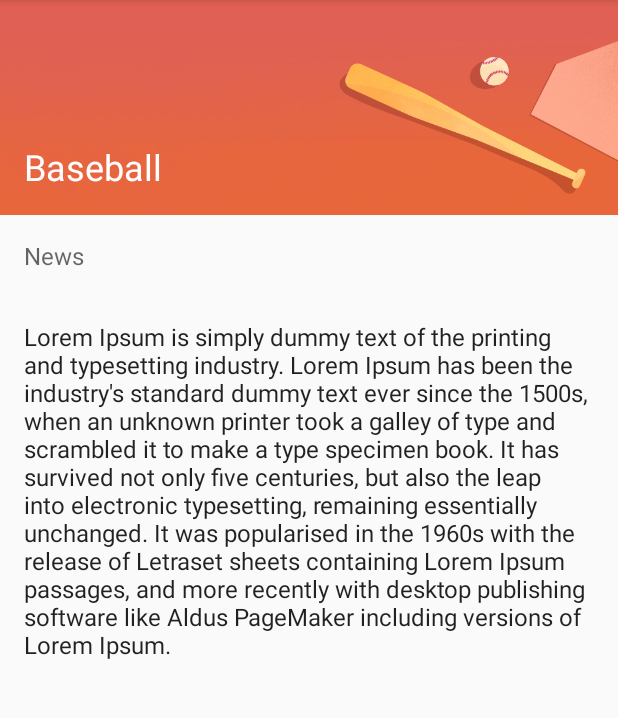
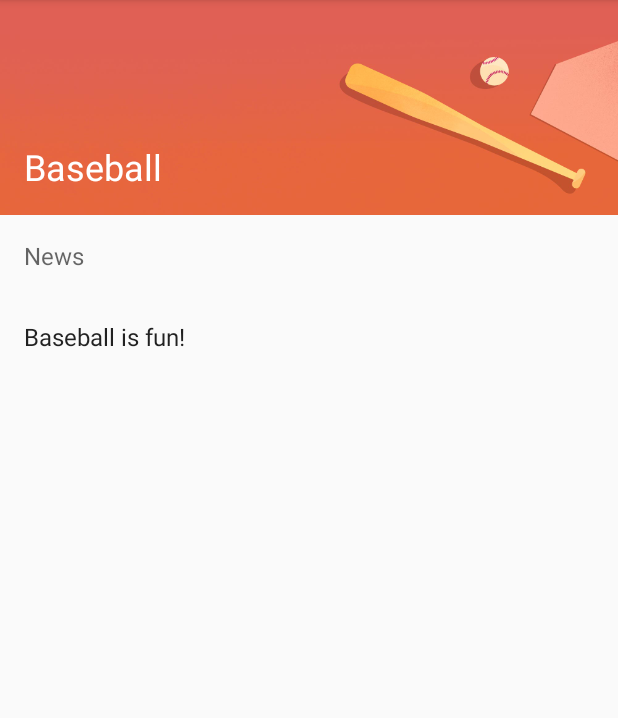
Before and after one commit to Hizon9/MaterialMe, an Android app: the screen it shows after launch (DetailActivity), after a tap on "Baseball", on a phone screen of 412 x 824 dp, the part 84-802 px from its top. Run offline under Robolectric (Android 15) with nearby library versions, the phone set to English and light mode, and no system bars; pictures from the network do not load.

Commit message:
initial commit

```diff
--- a/app/src/main/java/com/example/materialme/DetailActivity.java
+++ b/app/src/main/java/com/example/materialme/DetailActivity.java
@@ -15,10 +15,11 @@ public class DetailActivity extends AppCompatActivity {
         setContentView(R.layout.activity_detail);
 
         TextView sportsTitle = findViewById(R.id.titleDetail);
+        TextView sportsDetail = findViewById(R.id.subTitleDetail);
         ImageView sportsImage = findViewById(R.id.sportsImageDetail);
 
         sportsTitle.setText(getIntent().getStringExtra("title"));
-
+        sportsDetail.setText(getIntent().getStringExtra("detail"));
         Glide.with(this).load(getIntent().getIntExtra("image_resource",0))
                 .into(sportsImage);
     }
--- a/app/src/main/java/com/example/materialme/MainActivity.java
+++ b/app/src/main/java/com/example/materialme/MainActivity.java
@@ -91,6 +91,8 @@ public class MainActivity extends AppCompatActivity {
                 .getStringArray(R.array.sports_titles);
         String[] sportsInfo = getResources()
                 .getStringArray(R.array.sports_info);
+        String[] sportsDetail = getResources()
+                .getStringArray(R.array.sports_details);
         TypedArray sportImageResources = getResources().obtainTypedArray(R.array.sports_images);
 
         // Clear the existing data (to avoid duplication).
@@ -99,7 +101,7 @@ public class MainActivity extends AppCompatActivity {
         // Create the ArrayList of Sports objects with titles and
         // information about each sport.
         for(int i=0;i<sportsList.length;i++){
-            mSportsData.add(new com.example.materialme.Sport(sportsList[i],sportsInfo[i],sportImageResources.getResourceId(i,0)));
+            mSportsData.add(new com.example.materialme.Sport(sportsList[i],sportsInfo[i],sportsDetail[i], sportImageResources.getResourceId(i,0)));
         }
 
         // Notify the adapter of the change.
--- a/app/src/main/java/com/example/materialme/Sport.java
+++ b/app/src/main/java/com/example/materialme/Sport.java
@@ -24,6 +24,7 @@ class Sport {
     // Member variables representing the title and information about the sport.
     private String title;
     private String info;
+    private String detail;
     private final int imageResource;
 
     /**
@@ -32,9 +33,10 @@ class Sport {
      * @param title The name if the sport.
      * @param info Information about the sport.
      */
-    Sport(String title, String info, int imageResource) {
+    Sport(String title, String info, String detail, int imageResource) {
         this.title = title;
         this.info = info;
+        this.detail = detail;
         this.imageResource = imageResource;
     }
 
@@ -59,4 +61,7 @@ class Sport {
     public int getImageResource(){
         return imageResource;
     }
+    String getDetail(){
+        return detail;
+    }
 }
--- a/app/src/main/java/com/example/materialme/SportsAdapter.java
+++ b/app/src/main/java/com/example/materialme/SportsAdapter.java
@@ -39,7 +39,6 @@ class SportsAdapter extends RecyclerView.Adapter<SportsAdapter.ViewHolder>  {
     // Member variables.
     private ArrayList<Sport> mSportsData;
     private Context mContext;
-    private ImageView mSportImage;
 
     /**
      * Constructor that passes in the sports data and the context.
@@ -103,6 +102,7 @@ class SportsAdapter extends RecyclerView.Adapter<SportsAdapter.ViewHolder>  {
         // Member Variables for the TextViews
         private TextView mTitleText;
         private TextView mInfoText;
+        private ImageView mSportImage;
 
         /**
          * Constructor for the ViewHolder, used in onCreateViewHolder().
@@ -124,6 +124,7 @@ class SportsAdapter extends RecyclerView.Adapter<SportsAdapter.ViewHolder>  {
             // Populate the textviews with data.
             mTitleText.setText(currentSport.getTitle());
             mInfoText.setText(currentSport.getInfo());
+
             Glide.with(mContext).load(currentSport.getImageResource()).into(mSportImage);
 
         }
@@ -132,6 +133,7 @@ class SportsAdapter extends RecyclerView.Adapter<SportsAdapter.ViewHolder>  {
             Sport currentSport = mSportsData.get(getAdapterPosition());
             Intent detailIntent = new Intent(mContext, DetailActivity.class);
             detailIntent.putExtra("title", currentSport.getTitle());
+            detailIntent.putExtra("detail", currentSport.getDetail());
             detailIntent.putExtra("image_resource",
                     currentSport.getImageResource());
             mContext.startActivity(detailIntent);
--- a/app/src/main/res/values/strings.xml
+++ b/app/src/main/res/values/strings.xml
@@ -34,6 +34,20 @@
         <item>Tennis</item>
     </string-array>
 
+    <string-array name="sports_details">
+        <item>Baseball is fun!</item>
+        <item>Badminton is fun!</item>
+        <item>Basketball is fun!</item>
+        <item>Bowling is fun!</item>
+        <item>Cycling is fun!</item>
+        <item>Golf is fun!</item>
+        <item>Running is fun!</item>
+        <item>Soccer is fun!</item>
+        <item>Swimming is fun!</item>
+        <item>Table Tennis is fun!</item>
+        <item>Tennis is fun!</item>
+    </string-array>
+
     <string-array name="sports_info">
         <item>Here is some Baseball news!</item>
         <item>Here is some Badminton news!</item>
```
